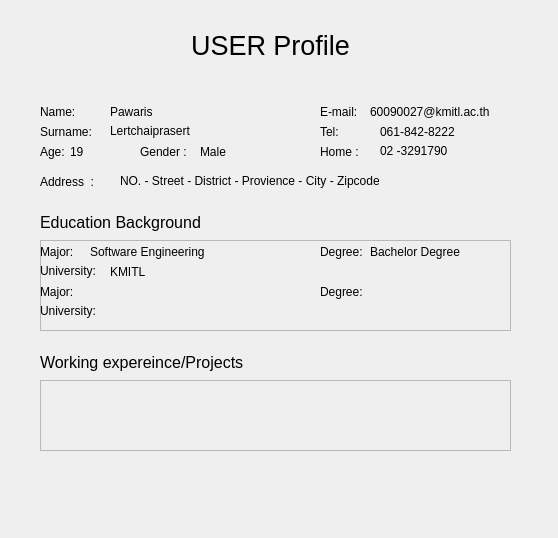
Above: ui_form/User_View_profile_UI.ui from Sirawap/PathFinder-Project before the change. Below: the same form after it.
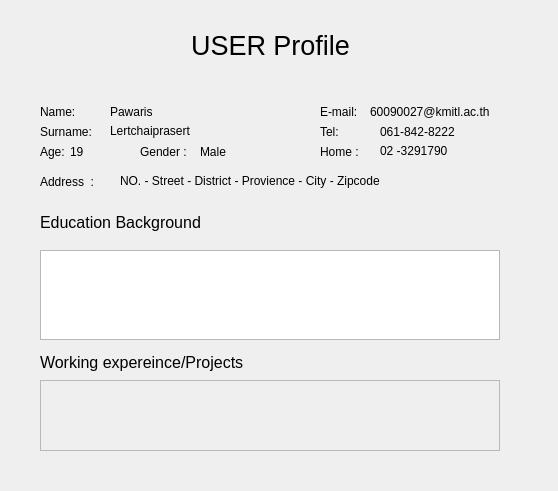
That is the form after the change. Icons and pictures are not drawn.

The edit to the form file:
```diff
--- a/ui_form/User_View_profile_UI.ui
+++ b/ui_form/User_View_profile_UI.ui
@@ -7,7 +7,7 @@
     <x>0</x>
     <y>0</y>
     <width>558</width>
-    <height>538</height>
+    <height>491</height>
    </rect>
   </property>
   <property name="windowTitle">
@@ -250,148 +250,6 @@
     <string>Gender :</string>
    </property>
   </widget>
-  <widget class="QFrame" name="frame_education">
-   <property name="geometry">
-    <rect>
-     <x>40</x>
-     <y>240</y>
-     <width>471</width>
-     <height>91</height>
-    </rect>
-   </property>
-   <property name="font">
-    <font>
-     <underline>false</underline>
-     <strikeout>false</strikeout>
-    </font>
-   </property>
-   <property name="autoFillBackground">
-    <bool>false</bool>
-   </property>
-   <property name="frameShape">
-    <enum>QFrame::StyledPanel</enum>
-   </property>
-   <property name="frameShadow">
-    <enum>QFrame::Raised</enum>
-   </property>
-   <widget class="QLabel" name="label_23">
-    <property name="geometry">
-     <rect>
-      <x>70</x>
-      <y>20</y>
-      <width>151</width>
-      <height>24</height>
-     </rect>
-    </property>
-    <property name="text">
-     <string>KMITL</string>
-    </property>
-   </widget>
-   <widget class="QLabel" name="label_21">
-    <property name="geometry">
-     <rect>
-      <x>0</x>
-      <y>0</y>
-      <width>50</width>
-      <height>24</height>
-     </rect>
-    </property>
-    <property name="text">
-     <string>Major:</string>
-    </property>
-   </widget>
-   <widget class="QLabel" name="label_18">
-    <property name="geometry">
-     <rect>
-      <x>280</x>
-      <y>0</y>
-      <width>57</width>
-      <height>24</height>
-     </rect>
-    </property>
-    <property name="text">
-     <string>Degree:</string>
-    </property>
-   </widget>
-   <widget class="QLabel" name="label_22">
-    <property name="geometry">
-     <rect>
-      <x>330</x>
-      <y>0</y>
-      <width>111</width>
-      <height>24</height>
-     </rect>
-    </property>
-    <property name="text">
-     <string>Bachelor Degree</string>
-    </property>
-   </widget>
-   <widget class="QLabel" name="label_20">
-    <property name="geometry">
-     <rect>
-      <x>0</x>
-      <y>20</y>
-      <width>61</width>
-      <height>21</height>
-     </rect>
-    </property>
-    <property name="text">
-     <string>University:</string>
-    </property>
-   </widget>
-   <widget class="QLabel" name="label_19">
-    <property name="geometry">
-     <rect>
-      <x>50</x>
-      <y>0</y>
-      <width>211</width>
-      <height>24</height>
-     </rect>
-    </property>
-    <property name="text">
-     <string>Software Engineering</string>
-    </property>
-   </widget>
-   <widget class="QLabel" name="label_24">
-    <property name="geometry">
-     <rect>
-      <x>0</x>
-      <y>40</y>
-      <width>50</width>
-      <height>24</height>
-     </rect>
-    </property>
-    <property name="text">
-     <string>Major:</string>
-    </property>
-   </widget>
-   <widget class="QLabel" name="label_25">
-    <property name="geometry">
-     <rect>
-      <x>0</x>
-      <y>60</y>
-      <width>61</width>
-      <height>21</height>
-     </rect>
-    </property>
-    <property name="text">
-     <string>University:</string>
-    </property>
-   </widget>
-   <widget class="QLabel" name="label_26">
-    <property name="geometry">
-     <rect>
-      <x>280</x>
-      <y>40</y>
-      <width>57</width>
-      <height>24</height>
-     </rect>
-    </property>
-    <property name="text">
-     <string>Degree:</string>
-    </property>
-   </widget>
-  </widget>
   <widget class="QLabel" name="label_27">
    <property name="geometry">
     <rect>
@@ -433,7 +291,7 @@
     <rect>
      <x>40</x>
      <y>380</y>
-     <width>471</width>
+     <width>460</width>
      <height>71</height>
     </rect>
    </property>
@@ -444,6 +302,16 @@
     <enum>QFrame::Raised</enum>
    </property>
   </widget>
+  <widget class="QTableWidget" name="tableWidget_educatio_background">
+   <property name="geometry">
+    <rect>
+     <x>40</x>
+     <y>250</y>
+     <width>460</width>
+     <height>90</height>
+    </rect>
+   </property>
+  </widget>
  </widget>
  <resources>
   <include location="resource_pic/source.qrc"/>
```
Left out of the diff: 2 changed lines with no effect on the pictures.
